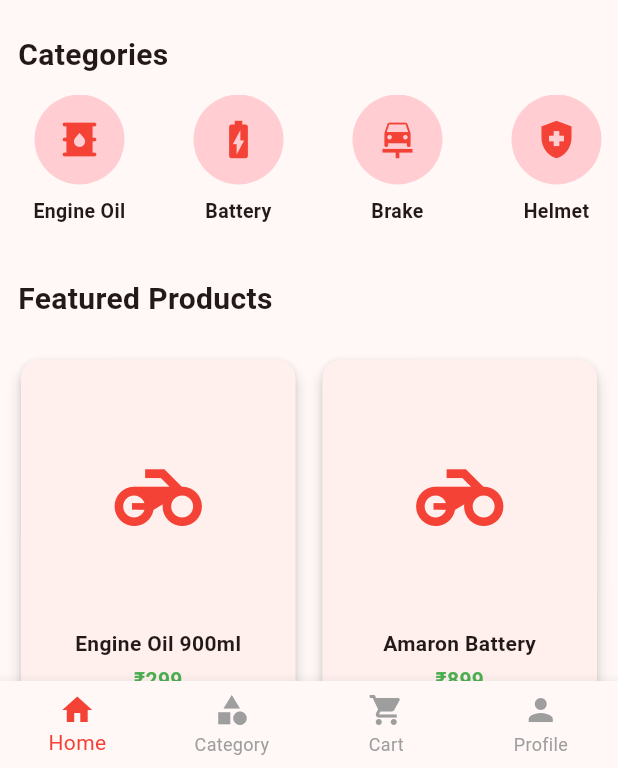
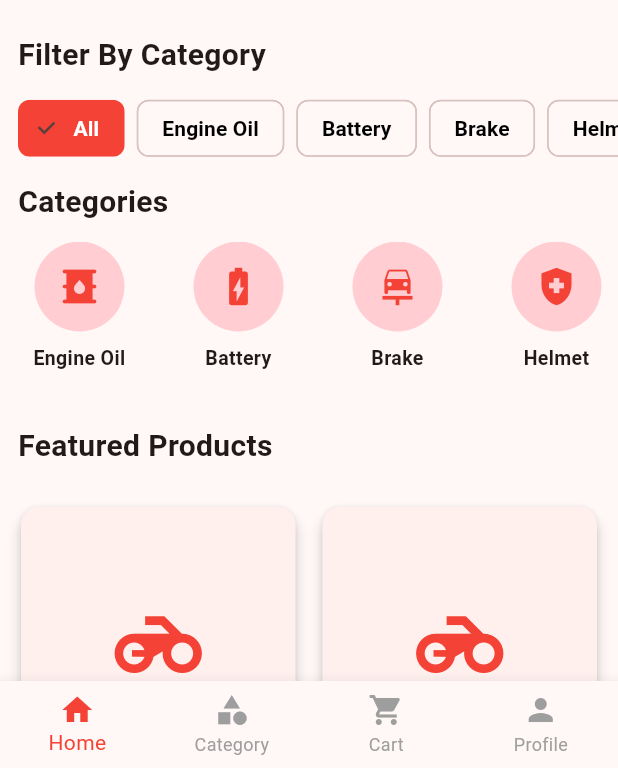
Before and after one commit to shripati7/Arihant-Bike-Scooty-Spare-App, a Flutter app: the screen it shows after launch, on a phone screen of 412 x 824 dp, the part 468-1236 px from its top. Run offline on Flutter 3.47's test engine with Material 3 defaults, Android fonts, the light colour scheme and no system bars.

Commit message:
Added category filter and product data

```diff
--- a/lib/data/products.dart
+++ b/lib/data/products.dart
@@ -9,11 +9,39 @@ final List<Product> products = [
     rating: 4.8,
   ),
   Product(
+    name: "Engine Oil 1L",
+    image: "",
+    price: 349,
+    category: "Engine Oil",
+    rating: 4.7,
+  ),
+  Product(
+    name: "Motul 7100",
+    image: "",
+    price: 899,
+    category: "Engine Oil",
+    rating: 4.9,
+  ),
+  Product(
+    name: "Castrol Power1",
+    image: "",
+    price: 499,
+    category: "Engine Oil",
+    rating: 4.8,
+  ),
+  Product(
     name: "Amaron Battery",
     image: "",
     price: 899,
     category: "Battery",
     rating: 4.7,
+  ),
+  Product(
+    name: "Exide Battery",
+    image: "",
+    price: 999,
+    category: "Battery",
+    rating: 4.8,
   ),
   Product(
     name: "Brake Shoe",
@@ -23,9 +51,93 @@ final List<Product> products = [
     rating: 4.6,
   ),
   Product(
-    name: "Helmet",
+    name: "Disc Brake Pad",
     image: "",
-    price: 799,
+    price: 399,
+    category: "Brake",
+    rating: 4.7,
+  ),
+  Product(
+    name: "Vega Helmet",
+    image: "",
+    price: 1199,
+    category: "Helmet",
+    rating: 4.8,
+  ),
+  Product(
+    name: "Steelbird Helmet",
+    image: "",
+    price: 1499,
+    category: "Helmet",
+    rating: 4.9,
+  ),
+  Product(
+    name: "Apollo Tyre",
+    image: "",
+    price: 1299,
+    category: "Tyre",
+    rating: 4.7,
+  ),
+  Product(
+    name: "MRF Tyre",
+    image: "",
+    price: 1499,
+    category: "Tyre",
+    rating: 4.8,
+  ),
+  Product(
+    name: "LED Bulb",
+    image: "",
+    price: 199,
+    category: "Bulb",
+    rating: 4.5,
+  ),
+  Product(
+    name: "Halogen Bulb",
+    image: "",
+    price: 99,
+    category: "Bulb",
+    rating: 4.4,
+  ),
+  Product(
+    name: "Spark Plug",
+    image: "",
+    price: 149,
+    category: "Engine Oil",
+    rating: 4.6,
+  ),
+  Product(
+    name: "Air Filter",
+    image: "",
+    price: 179,
+    category: "Engine Oil",
+    rating: 4.5,
+  ),
+  Product(
+    name: "Oil Filter",
+    image: "",
+    price: 199,
+    category: "Engine Oil",
+    rating: 4.6,
+  ),
+  Product(
+    name: "Horn",
+    image: "",
+    price: 249,
+    category: "Bulb",
+    rating: 4.4,
+  ),
+  Product(
+    name: "Mirror Set",
+    image: "",
+    price: 299,
+    category: "Helmet",
+    rating: 4.5,
+  ),
+  Product(
+    name: "Grip Set",
+    image: "",
+    price: 199,
     category: "Helmet",
     rating: 4.5,
   ),
--- a/lib/screens/home_screen.dart
+++ b/lib/screens/home_screen.dart
@@ -2,9 +2,10 @@ import 'package:flutter/material.dart';
 
 import '../data/products.dart';
 import '../widgets/banner_slider.dart';
+import '../widgets/bottom_nav.dart';
 import '../widgets/category_card.dart';
+import '../widgets/category_filter.dart';
 import '../widgets/product_card.dart';
-import '../widgets/bottom_nav.dart';
 import 'cart_screen.dart';
 
 class HomeScreen extends StatefulWidget {
@@ -17,8 +18,19 @@ class HomeScreen extends StatefulWidget {
 class _HomeScreenState extends State<HomeScreen> {
   int currentIndex = 0;
   String searchText = "";
+  String selectedCategory = "All";
 
   final List<String> categories = [
+    "All",
+    "Engine Oil",
+    "Battery",
+    "Brake",
+    "Helmet",
+    "Tyre",
+    "Bulb",
+  ];
+
+  final List<String> topCategories = [
     "Engine Oil",
     "Battery",
     "Brake",
@@ -39,8 +51,15 @@ class _HomeScreenState extends State<HomeScreen> {
   @override
   Widget build(BuildContext context) {
     final filteredProducts = products.where((product) {
-      return product.name.toLowerCase().contains(searchText.toLowerCase()) ||
-          product.category.toLowerCase().contains(searchText.toLowerCase());
+      final searchMatch =
+          product.name.toLowerCase().contains(searchText.toLowerCase()) ||
+              product.category.toLowerCase().contains(searchText.toLowerCase());
+
+      final categoryMatch = selectedCategory == "All"
+          ? true
+          : product.category == selectedCategory;
+
+      return searchMatch && categoryMatch;
     }).toList();
 
     return Scaffold(
@@ -93,6 +112,25 @@ class _HomeScreenState extends State<HomeScreen> {
             const Padding(
               padding: EdgeInsets.all(12),
               child: Text(
+                "Filter By Category",
+                style: TextStyle(
+                  fontSize: 20,
+                  fontWeight: FontWeight.bold,
+                ),
+              ),
+            ),
+            CategoryFilter(
+              categories: categories,
+              selectedCategory: selectedCategory,
+              onCategorySelected: (category) {
+                setState(() {
+                  selectedCategory = category;
+                });
+              },
+            ),
+            const Padding(
+              padding: EdgeInsets.all(12),
+              child: Text(
                 "Categories",
                 style: TextStyle(
                   fontSize: 20,
@@ -104,10 +142,10 @@ class _HomeScreenState extends State<HomeScreen> {
               height: 110,
               child: ListView.builder(
                 scrollDirection: Axis.horizontal,
-                itemCount: categories.length,
+                itemCount: topCategories.length,
                 itemBuilder: (context, index) {
                   return CategoryCard(
-                    title: categories[index],
+                    title: topCategories[index],
                     icon: categoryIcons[index],
                   );
                 },
--- /dev/null
+++ b/lib/widgets/category_filter.dart
@@ -0,0 +1,42 @@
+import 'package:flutter/material.dart';
+
+class CategoryFilter extends StatelessWidget {
+  final List<String> categories;
+  final String selectedCategory;
+  final Function(String) onCategorySelected;
+
+  const CategoryFilter({
+    super.key,
+    required this.categories,
+    required this.selectedCategory,
+    required this.onCategorySelected,
+  });
+
+  @override
+  Widget build(BuildContext context) {
+    return SizedBox(
+      height: 45,
+      child: ListView.separated(
+        scrollDirection: Axis.horizontal,
+        padding: const EdgeInsets.symmetric(horizontal: 12),
+        itemCount: categories.length,
+        separatorBuilder: (_, __) => const SizedBox(width: 8),
+        itemBuilder: (context, index) {
+          final category = categories[index];
+          final isSelected = category == selectedCategory;
+
+          return ChoiceChip(
+            label: Text(category),
+            selected: isSelected,
+            onSelected: (_) => onCategorySelected(category),
+            selectedColor: Colors.red,
+            labelStyle: TextStyle(
+              color: isSelected ? Colors.white : Colors.black,
+              fontWeight: FontWeight.w600,
+            ),
+          );
+        },
+      ),
+    );
+  }
+}
```
